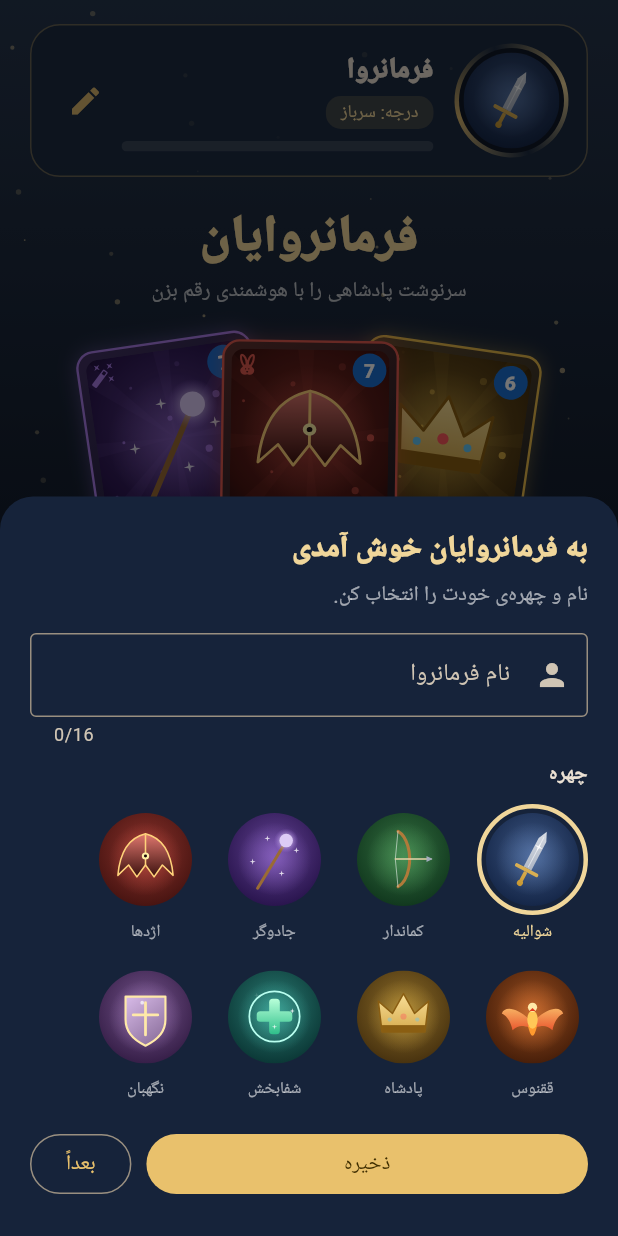
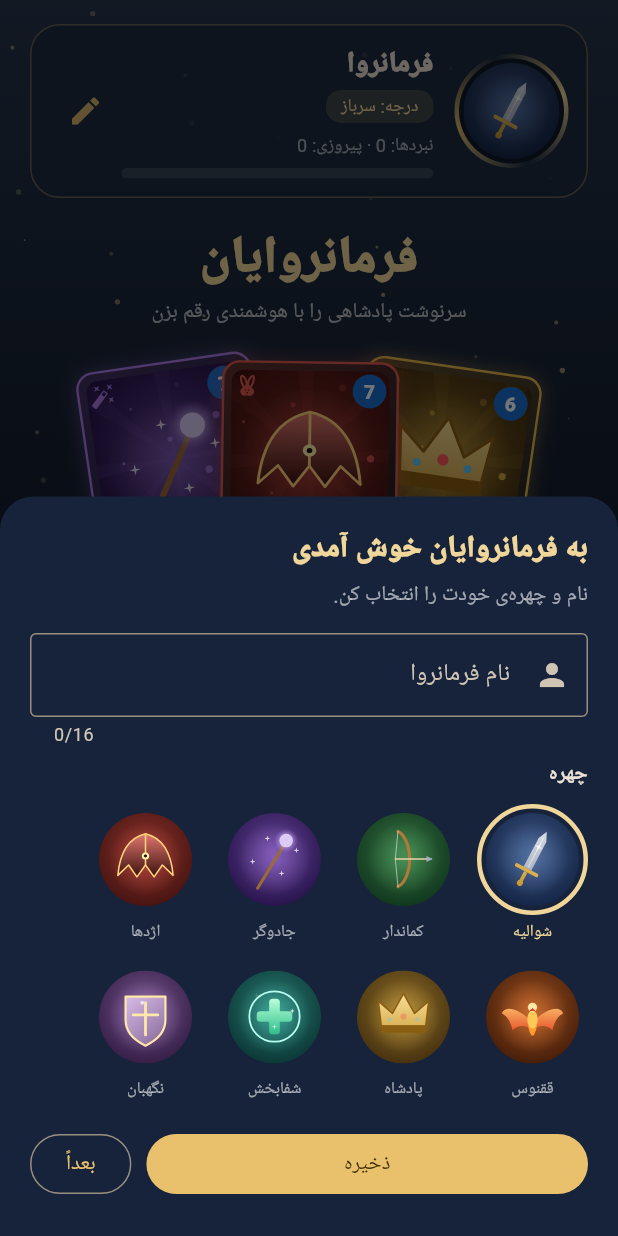
Before and after one commit to askalbasi-spec/FarmanRavayan, a Flutter app: the screen it shows after launch, on a phone screen of 412 x 824 dp. Run offline on Flutter 3.47's test engine with Material 3 defaults, Android fonts, the phone set to English and light mode, and no system bars; our stand-ins replace audioplayers, shared_preferences.

Commit message:
Pause music in background, track battle stats
Co-Authored-By: Claude Sonnet 5.5 <noreply@anthropic.com>
Claude-Session: https://claude.ai/code/session_019qAMK3cZAWmqxSmwQKLWmn

```diff
--- a/lib/game/battle_screen.dart
+++ b/lib/game/battle_screen.dart
@@ -6,6 +6,7 @@ import 'battle_engine.dart';
 import 'card.dart';
 import 'audio.dart';
 import 'deck.dart';
+import 'profile.dart';
 import 'card_view.dart';
 import 'fx.dart';
 
@@ -131,6 +132,7 @@ class _BattleScreenState extends State<BattleScreen> with SingleTickerProviderSt
     if (mounted) setState(() => _busy = false);
     if (!_resultSounded && engine.state.winner != null) {
       _resultSounded = true;
+      ProfileStore.recordBattle(won: engine.state.winner == Winner.player);
       GameAudio.sfx(engine.state.winner == Winner.player ? 'win' : 'lose');
     }
   }
--- a/lib/game/profile.dart
+++ b/lib/game/profile.dart
@@ -44,6 +44,23 @@ class ProfileStore {
     } catch (_) {}
   }
 
+  static Future<BattleStats> loadStats() async {
+    try {
+      final prefs = await SharedPreferences.getInstance();
+      return BattleStats(played: prefs.getInt('stats_played') ?? 0, won: prefs.getInt('stats_won') ?? 0);
+    } catch (_) {
+      return const BattleStats();
+    }
+  }
+
+  static Future<void> recordBattle({required bool won}) async {
+    try {
+      final prefs = await SharedPreferences.getInstance();
+      await prefs.setInt('stats_played', (prefs.getInt('stats_played') ?? 0) + 1);
+      if (won) await prefs.setInt('stats_won', (prefs.getInt('stats_won') ?? 0) + 1);
+    } catch (_) {}
+  }
+
   static Future<int> completedMissions() async {
     try {
       final prefs = await SharedPreferences.getInstance();
@@ -52,6 +69,13 @@ class ProfileStore {
       return 0;
     }
   }
+}
+
+class BattleStats {
+  const BattleStats({this.played = 0, this.won = 0});
+
+  final int played;
+  final int won;
 }
 
 /// A rank title that grows with campaign progress.
--- a/lib/game/settings_screen.dart
+++ b/lib/game/settings_screen.dart
@@ -36,7 +36,7 @@ class _SettingsScreenState extends State<SettingsScreen> {
       Card(child: SwitchListTile(secondary: const Icon(Icons.music_note, color: Color(0xFFD7B56D)), title: const Text('موسیقی پس‌زمینه'), subtitle: const Text('آهنگ آرام فانتزی'), value: _music, onChanged: (v) { setState(() => _music = v); GameAudio.setMusic(v); })),
       const SizedBox(height: 18),
       const Card(child: ListTile(leading: Icon(Icons.shield_moon, color: Color(0xFFD7B56D), size: 34), title: Text('فرمانروایان'), subtitle: Text('بازی کارتی راهبردی فانتزی'))),
-      const ListTile(title: Text('نسخه برنامه'), subtitle: Text('۰.۵.۰ — نسخه آزمایشی توسعه'), leading: Icon(Icons.info_outline)),
+      const ListTile(title: Text('نسخه برنامه'), subtitle: Text('۰.۶.۰ — نسخه آزمایشی توسعه'), leading: Icon(Icons.info_outline)),
       const ListTile(title: Text('وضعیت اتصال'), subtitle: Text('این نسخه برای بازی تک‌نفره و آفلاین طراحی شده است. رقابت آنلاین در نسخه‌های آینده اضافه می‌شود.'), leading: Icon(Icons.wifi_off)),
     ]),
   );
--- a/lib/main.dart
+++ b/lib/main.dart
@@ -81,21 +81,33 @@ class GameHomePage extends StatefulWidget {
   State<GameHomePage> createState() => _GameHomePageState();
 }
 
-class _GameHomePageState extends State<GameHomePage> with SingleTickerProviderStateMixin {
+class _GameHomePageState extends State<GameHomePage> with SingleTickerProviderStateMixin, WidgetsBindingObserver {
   static const _gold = Color(0xFFF0D69A);
   late final AnimationController _anim = AnimationController(vsync: this, duration: const Duration(seconds: 4))..repeat();
   PlayerProfile _profile = const PlayerProfile(setupDone: true);
   int _completed = 0;
+  BattleStats _stats = const BattleStats();
 
   @override
   void initState() {
     super.initState();
     _load(firstRun: true);
     GameAudio.startMusic();
+    WidgetsBinding.instance.addObserver(this);
+  }
+
+  @override
+  void didChangeAppLifecycleState(AppLifecycleState state) {
+    if (state == AppLifecycleState.resumed) {
+      GameAudio.resumeFromBackground();
+    } else if (state == AppLifecycleState.paused || state == AppLifecycleState.inactive || state == AppLifecycleState.hidden) {
+      GameAudio.pauseForBackground();
+    }
   }
 
   @override
   void dispose() {
+    WidgetsBinding.instance.removeObserver(this);
     _anim.dispose();
     super.dispose();
   }
@@ -103,8 +115,10 @@ class _GameHomePageState extends State<GameHomePage> with SingleTickerProviderSt
   Future<void> _load({bool firstRun = false}) async {
     final profile = await ProfileStore.load();
     final completed = await ProfileStore.completedMissions();
+    final stats = await ProfileStore.loadStats();
     if (!mounted) return;
     setState(() {
+      _stats = stats;
       _profile = profile;
       _completed = completed;
     });
@@ -149,7 +163,7 @@ class _GameHomePageState extends State<GameHomePage> with SingleTickerProviderSt
                 children: [
                   _Reveal(
                     index: 0,
-                    child: _ProfileHeader(profile: _profile, completed: _completed, total: total, animation: _anim, onEdit: _editProfile),
+                    child: _ProfileHeader(profile: _profile, stats: _stats, completed: _completed, total: total, animation: _anim, onEdit: _editProfile),
                   ),
                   const SizedBox(height: 18),
                   _Reveal(
@@ -199,7 +213,7 @@ class _GameHomePageState extends State<GameHomePage> with SingleTickerProviderSt
                   const SizedBox(height: 12),
                   _Reveal(index: 6, child: _GridTile(icon: Icons.settings, title: 'تنظیمات', subtitle: 'لرزش و اطلاعات نسخه', onTap: () => _open(const SettingsScreen()))),
                   const SizedBox(height: 16),
-                  const Text('نسخه آزمایشی ۰.۵.۰', textAlign: TextAlign.center, style: TextStyle(color: Colors.white38, fontSize: 12)),
+                  const Text('نسخه آزمایشی ۰.۶.۰', textAlign: TextAlign.center, style: TextStyle(color: Colors.white38, fontSize: 12)),
                 ],
               ),
             ),
@@ -230,9 +244,10 @@ class _Reveal extends StatelessWidget {
 }
 
 class _ProfileHeader extends StatelessWidget {
-  const _ProfileHeader({required this.profile, required this.completed, required this.total, required this.animation, required this.onEdit});
+  const _ProfileHeader({required this.profile, required this.stats, required this.completed, required this.total, required this.animation, required this.onEdit});
 
   final PlayerProfile profile;
+  final BattleStats stats;
   final int completed;
   final int total;
   final Animation<double> animation;
@@ -289,7 +304,9 @@ class _ProfileHeader extends StatelessWidget {
                   decoration: BoxDecoration(color: const Color(0x33D7B56D), borderRadius: BorderRadius.circular(10)),
                   child: Text('درجه: ${rankFor(completed)}', style: const TextStyle(fontSize: 12, color: Color(0xFFF0D69A))),
                 ),
-                const SizedBox(height: 8),
+                const SizedBox(height: 6),
+                Text('نبردها: ${stats.played} · پیروزی: ${stats.won}', style: const TextStyle(fontSize: 12, color: Colors.white60)),
+                const SizedBox(height: 6),
                 ClipRRect(
                   borderRadius: BorderRadius.circular(6),
                   child: TweenAnimationBuilder<double>(
--- a/pubspec.yaml
+++ b/pubspec.yaml
@@ -1,7 +1,7 @@
 name: farman_ravayan
 description: Fantasy strategic card game for Android.
 publish_to: "none"
-version: 0.5.0+5
+version: 0.6.0+6
 
 environment:
   sdk: ">=3.5.0 <4.0.0"
```
Also changed, not shown: lib/game/audio.dart (+17 -0 lines).
